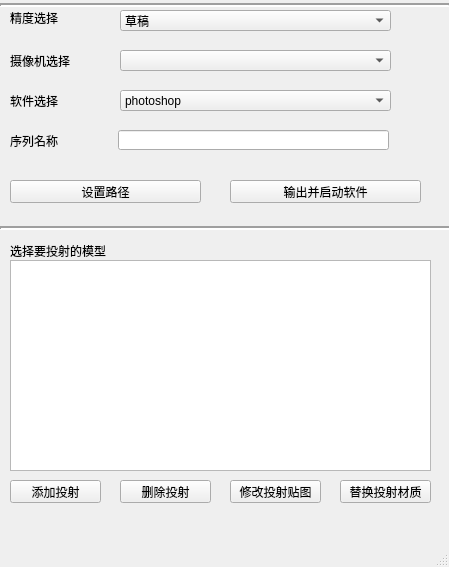
Before: the Qt Designer form scripts/maya/JpyModules/dev/J_2DTransfer/J_2DTransfer.ui in wangziheng0426/JMadOnion, drawn with Qt 5.
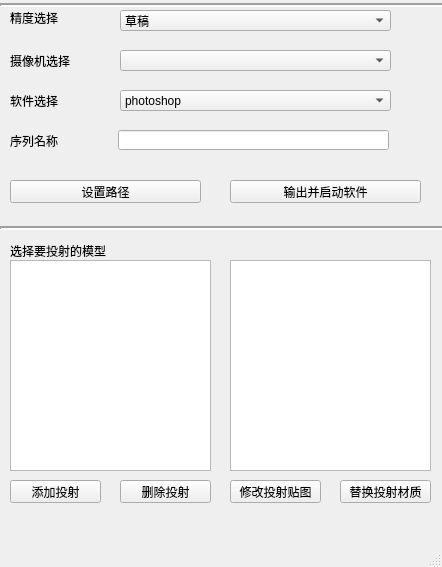
After: the same form once the commit is applied.

Patch:
```diff
--- a/scripts/maya/JpyModules/dev/J_2DTransfer/J_2DTransfer.ui
+++ b/scripts/maya/JpyModules/dev/J_2DTransfer/J_2DTransfer.ui
@@ -6,7 +6,7 @@
    <rect>
     <x>0</x>
     <y>0</y>
-    <width>449</width>
+    <width>442</width>
     <height>567</height>
    </rect>
   </property>
@@ -218,7 +218,7 @@
      <rect>
       <x>10</x>
       <y>260</y>
-      <width>421</width>
+      <width>201</width>
       <height>211</height>
      </rect>
     </property>
@@ -288,6 +288,16 @@
      <string>替换投射材质</string>
     </property>
    </widget>
+   <widget class="QListView" name="listView_mat">
+    <property name="geometry">
+     <rect>
+      <x>230</x>
+      <y>260</y>
+      <width>201</width>
+      <height>211</height>
+     </rect>
+    </property>
+   </widget>
   </widget>
   <widget class="QMenuBar" name="menubar">
    <property name="geometry">
```
Left out of the diff: 11 changed lines with no effect on the pictures.
